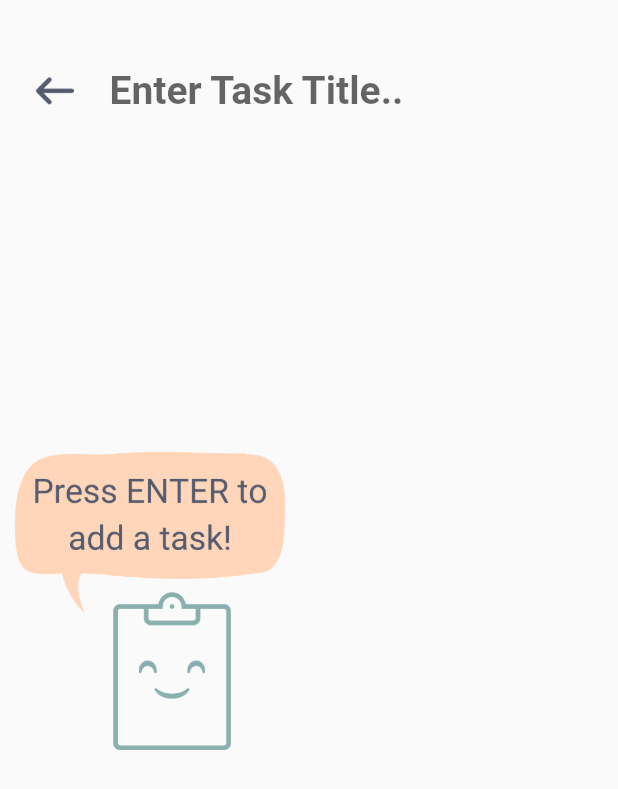
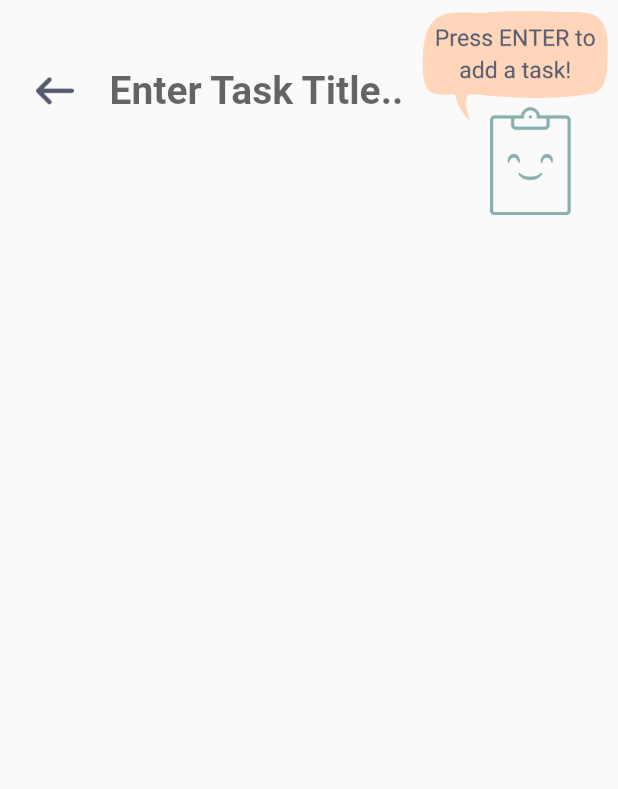
Before and after one commit to Ricecrackerz/CS4750_App, a Flutter app: the TaskAdd screen opened directly, on a phone screen of 412 x 824 dp. Shown: the top 789 px of the screen. Run offline on Flutter 3.47's test engine with Material 2 defaults, Android fonts, the phone set to English and light mode, and no system bars; our stand-ins replace sqflite; accounts and stored records are empty.

Commit message:
Task Buddy on Visibility

```diff
--- a/lib/taskAdd.dart
+++ b/lib/taskAdd.dart
@@ -273,14 +273,15 @@ class _TaskAddState extends State<TaskAdd> {
                 visible: !_contentVisible,
                 child: Container(
                   margin: EdgeInsets.only(
-                      top: 300.0,
+                      top: 0.0,
+                      left: 275.0,
                   ),
                   child: Image(
                     image: AssetImage(
                       "assets/images/new_task_pal.png",
                     ),
-                    height: 200.0,
-                    width: 200.0,
+                    height: 150.0,
+                    width: 150.0,
                   ),
                 ),
               ),
```
